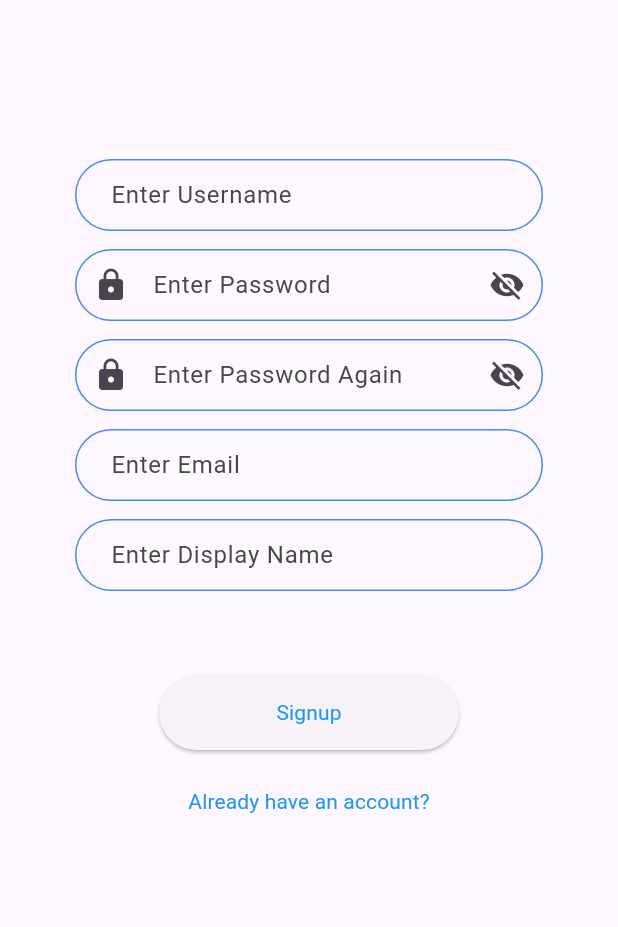
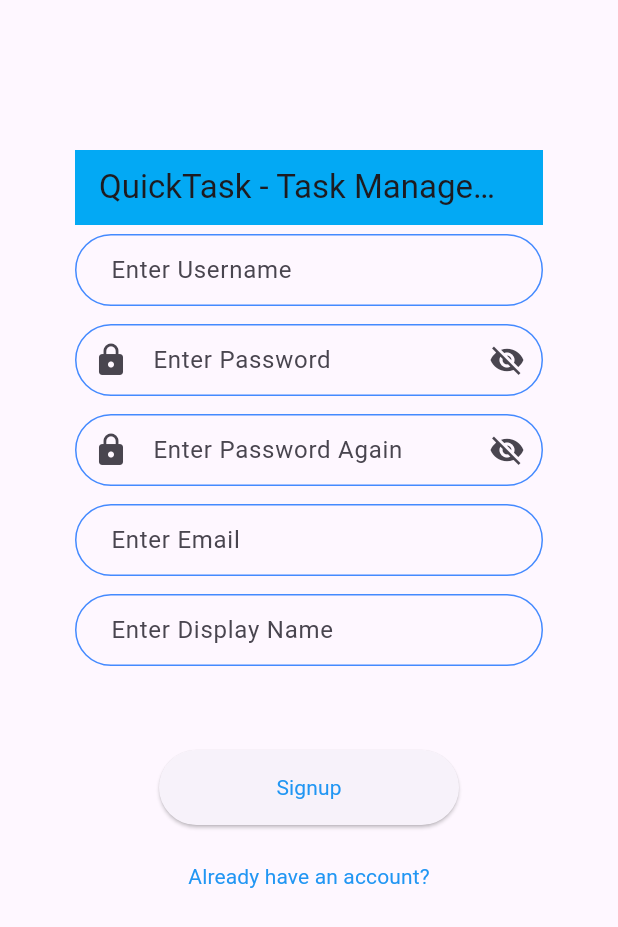
Before and after one commit to ragnar-lothbrok/quicktask_flutter, a Flutter app: the screen it shows after launch, after a tap on "Signup?", on a phone screen of 412 x 824 dp. Shown: the top 927 px of the screen. Run offline on Flutter 3.47's test engine with Material 3 defaults, Android fonts, the phone set to English and light mode, and no system bars; our stand-ins replace awesome_dialog, parse_server_sdk_flutter; network calls fail.

Commit message:
app bar added

```diff
--- a/lib/screens/login.dart
+++ b/lib/screens/login.dart
@@ -88,6 +88,17 @@ class _LoginState extends State<Login> {
     const double height = 60;
     const EdgeInsets padding = EdgeInsets.fromLTRB(50, 0, 50, 0);
     return [
+      Container(
+          height: 50,
+          padding: padding,
+          alignment: Alignment.center,
+          child: AppBar(
+            automaticallyImplyLeading: false,
+            title: const Text(
+              'QuickTask - Task Management App',
+            ),
+            backgroundColor: Colors.lightBlue,
+          )),
       Container(
         height: height,
         padding: padding,
@@ -281,6 +292,17 @@ class _LoginState extends State<Login> {
     const EdgeInsets padding = EdgeInsets.fromLTRB(80, 0, 80, 0);
     return [
       Container(
+          height: 50,
+          padding: padding,
+          alignment: Alignment.center,
+          child: AppBar(
+            automaticallyImplyLeading: false,
+            title: const Text(
+              'QuickTask - Task Management App',
+            ),
+            backgroundColor: Colors.lightBlue,
+          )),
+      Container(
         height: height,
         padding: padding,
         alignment: Alignment.center,
```
